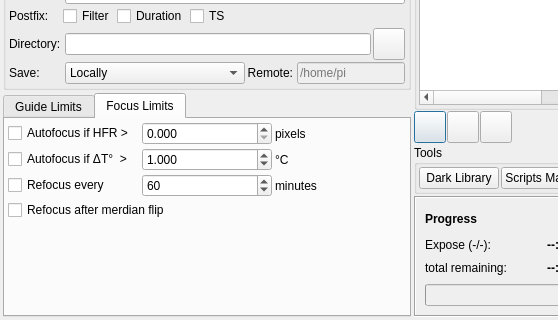
The window that kstars/ekos/capture/capture.ui (KDE/kstars) describes before a commit, drawn with Qt 5; both pictures show x 0 to 558 and y 329 to 649 of the 743 by 649 pixel window.
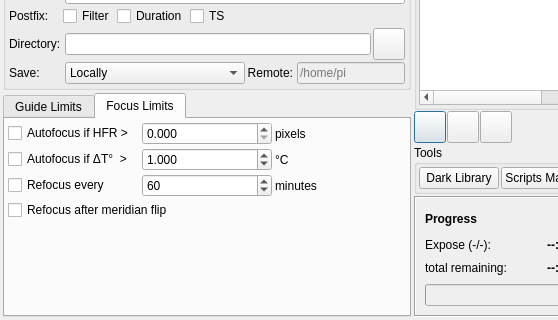
The same window after the commit. The open tabs and pages were chosen to show the change. Icons and pictures are not drawn. Custom widgets are drawn as their Qt base class.

Commit message: Fix minor typo: merdian -> meridian

The edit to the form file:
```diff
--- a/kstars/ekos/capture/capture.ui
+++ b/kstars/ekos/capture/capture.ui
@@ -1626,7 +1626,7 @@
             <string>&lt;html&gt;&lt;head/&gt;&lt;body&gt;&lt;p&gt;Perform autofocus after meridian flip&lt;/p&gt;&lt;/body&gt;&lt;/html&gt;</string>
            </property>
            <property name="text">
-            <string>Refocus after merdian flip</string>
+            <string>Refocus after meridian flip</string>
            </property>
           </widget>
          </item>
```
The commit also changes 1 other file.
